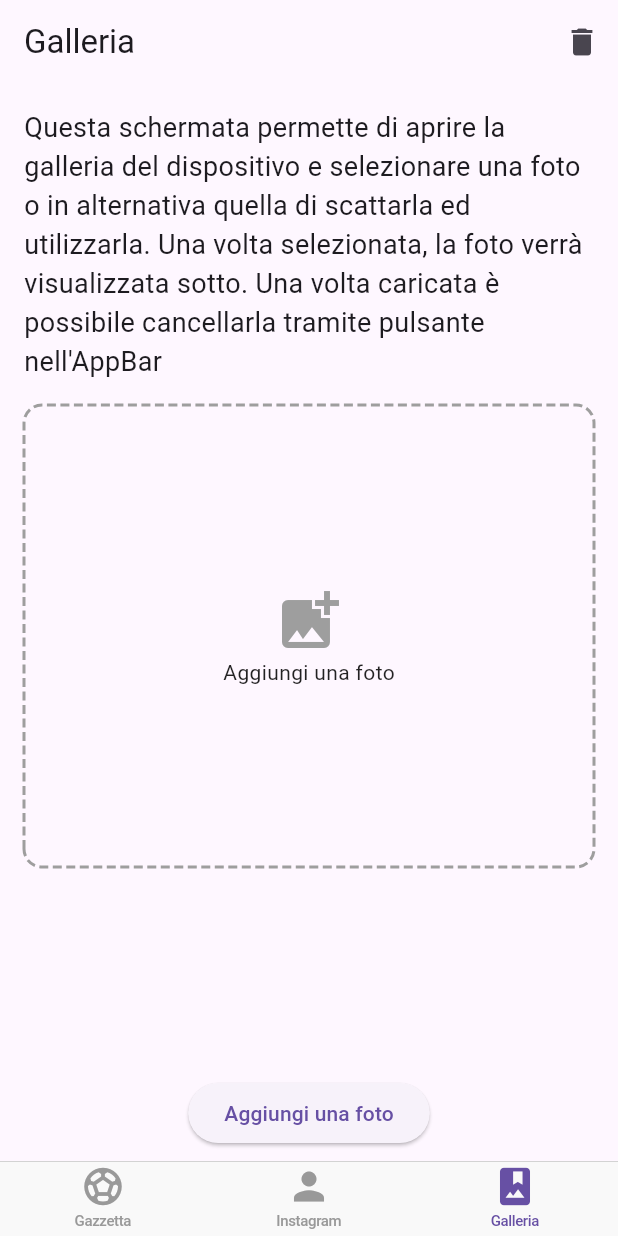
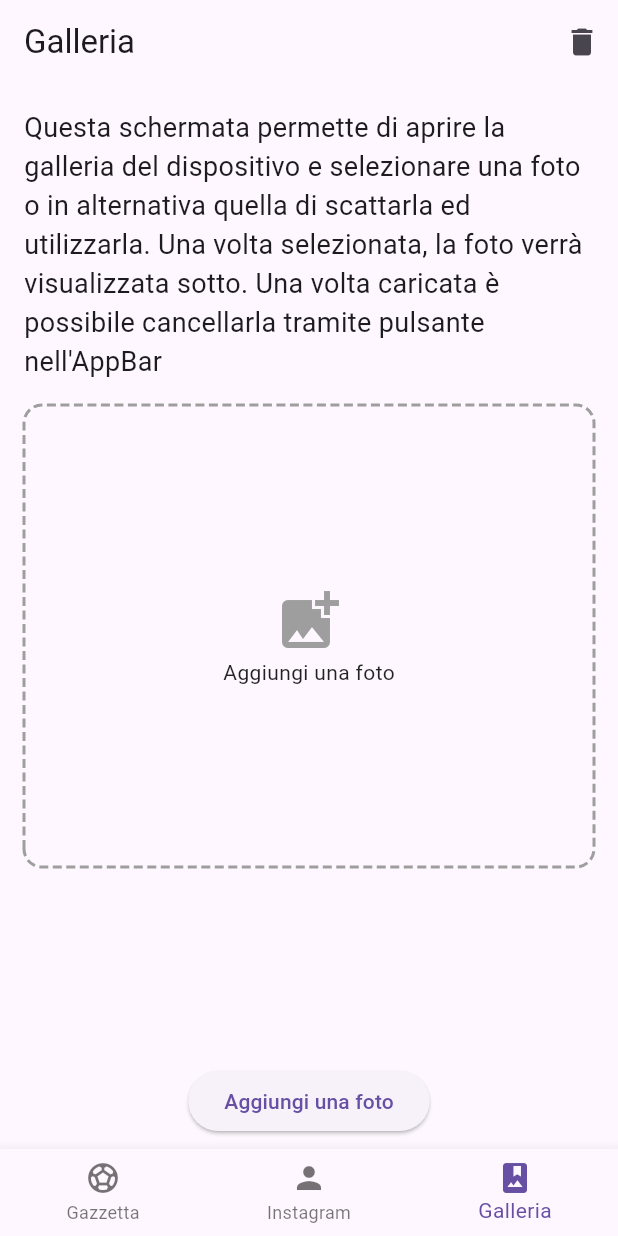
Before and after one commit to stasinato/sisal_flutter_challenge, a Flutter app: the screen it shows after launch, item 3 of the bottom bar chosen, on a phone screen of 412 x 824 dp. Run offline on Flutter 3.47's test engine with Material 3 defaults, Android fonts, the phone set to English and light mode, and no system bars; drawn by our look-alikes of dotted_border; our stand-ins replace bloc, cached_network_image, flutter_bloc, go_router, html_unescape, image_picker and 1 more; missing offline and left inert: easy_image_viewer; network calls fail.

```diff
--- a/lib/main_screen.dart
+++ b/lib/main_screen.dart
@@ -12,7 +12,7 @@ class MainScreen extends StatelessWidget {
       body: Center(
         child: navigationShell,
       ),
-      bottomNavigationBar: CupertinoTabBar(
+      bottomNavigationBar: BottomNavigationBar(
         items: const <BottomNavigationBarItem>[
           BottomNavigationBarItem(
               icon: Icon(Icons.sports_soccer), label: 'Gazzetta'),
```
Also changed, not shown: 1 other file.
